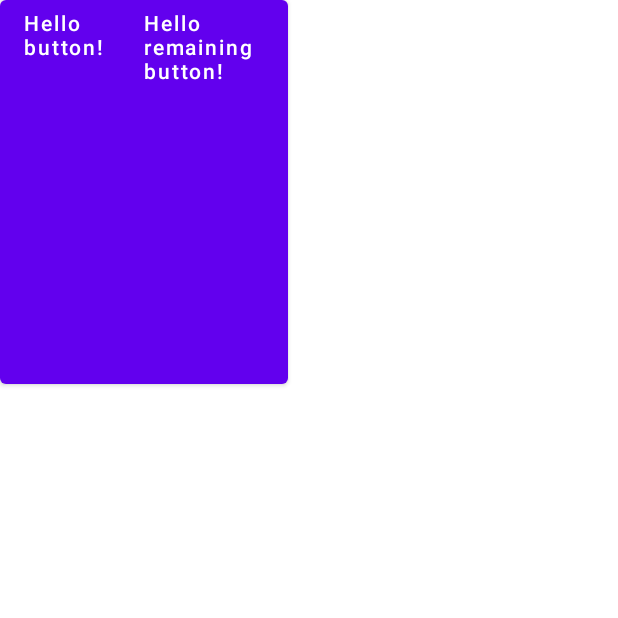
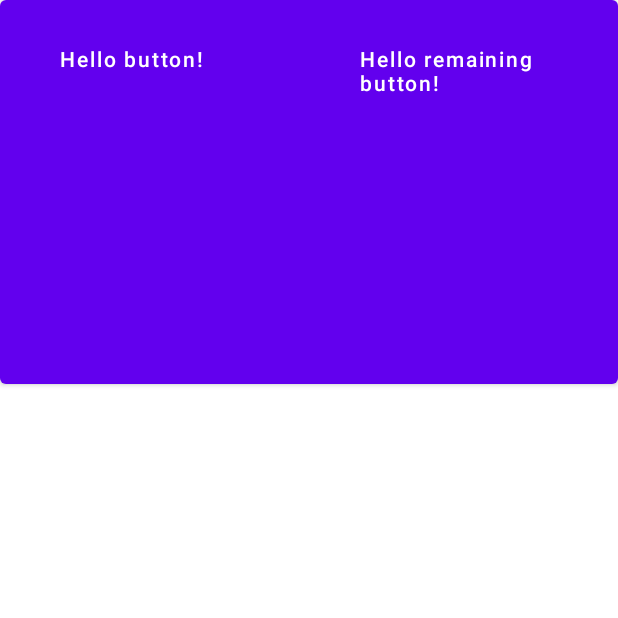
Before and after one commit to yagmurerdogan/Jetpack-Compose-Course, an Android app built with Jetpack Compose: the composable GreetingButton shown on its own in the app's theme, after a tap on an icon or button, on a phone screen of 412 x 824 dp, the top half of it. Run offline under Robolectric (Android 15) with nearby library versions, the phone set to English and light mode, and no system bars.

Commit message:
Add clickable and padding

```diff
--- a/SimpleTextComposeApplication/app/src/main/java/com/yagmurerdogan/simpletextcomposeapplication/MainActivity.kt
+++ b/SimpleTextComposeApplication/app/src/main/java/com/yagmurerdogan/simpletextcomposeapplication/MainActivity.kt
@@ -1,21 +1,19 @@
 package com.yagmurerdogan.simpletextcomposeapplication
 
+import android.content.Context
 import android.os.Bundle
 import android.widget.Toast
 import androidx.activity.compose.setContent
 import androidx.appcompat.app.AppCompatActivity
+import androidx.compose.foundation.clickable
 import androidx.compose.foundation.layout.*
 import androidx.compose.material.Button
-import androidx.compose.material.MaterialTheme
-import androidx.compose.material.Surface
 import androidx.compose.material.Text
 import androidx.compose.runtime.Composable
-import androidx.compose.runtime.rememberCompositionContext
 import androidx.compose.ui.Modifier
 import androidx.compose.ui.platform.LocalContext
 import androidx.compose.ui.tooling.preview.Preview
 import androidx.compose.ui.unit.dp
-import com.yagmurerdogan.simpletextcomposeapplication.ui.theme.SimpleTextComposeApplicationTheme
 
 class MainActivity : AppCompatActivity() {
 
@@ -37,10 +35,17 @@ class MainActivity : AppCompatActivity() {
 
 @Composable
 fun GreetingText(name: String) {
+    val context = LocalContext.current
     Text(
         text = "Hello $name!",
         modifier = Modifier
-            .size(width = 80.dp, height = 240.dp)
+            .size(width = 200.dp, height = 240.dp)
+            .padding(24.dp)
+            .clickable(onClick = {
+                Toast
+                    .makeText(context, "Text Clicked!", Toast.LENGTH_SHORT)
+                    .show()
+            })
             //.fillMaxWidth(0.5f)
             //.fillMaxHeight()
             //.fillMaxSize()
@@ -51,7 +56,9 @@ fun GreetingText(name: String) {
 fun GreetingButton() {
     val context = LocalContext.current
     Button(onClick = {
-        Toast.makeText(context, "You clicked me!", Toast.LENGTH_SHORT).show()
+        Toast
+            .makeText(context, "Button Clicked!", Toast.LENGTH_SHORT)
+            .show()
     }) {
         GreetingText(name = "button")
         GreetingText(name = "remaining button")
```
